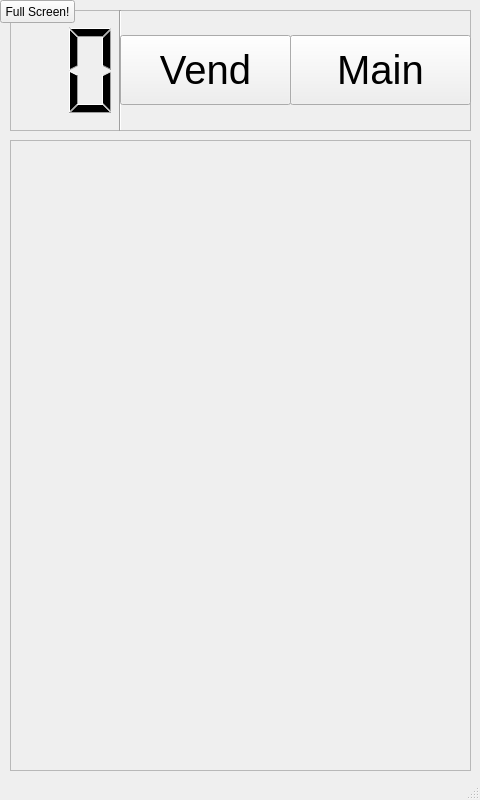
The window that umati/UmatiMainView.ui (kheimerl/umati) describes before a commit, drawn with Qt 5.
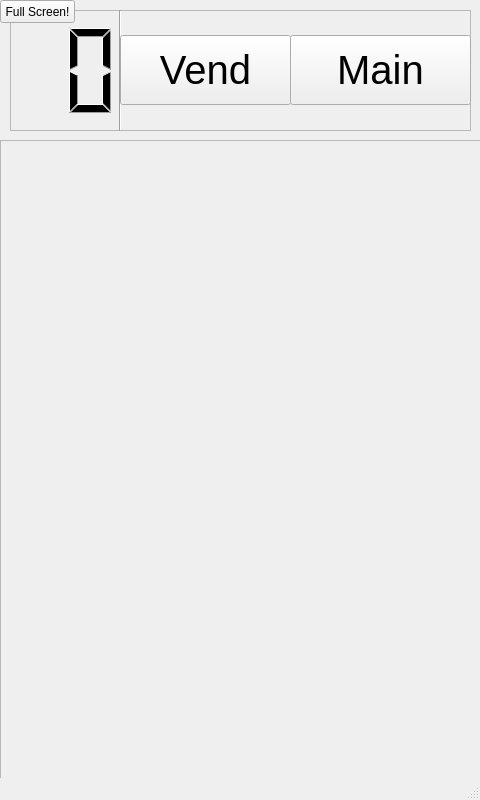
The same window after the commit.

```diff
--- a/umati/UmatiMainView.ui
+++ b/umati/UmatiMainView.ui
@@ -134,10 +134,10 @@
    <widget class="QFrame" name="BodyFrame">
     <property name="geometry">
      <rect>
-      <x>10</x>
+      <x>0</x>
       <y>140</y>
-      <width>461</width>
-      <height>631</height>
+      <width>481</width>
+      <height>641</height>
      </rect>
     </property>
     <property name="frameShape">
```
